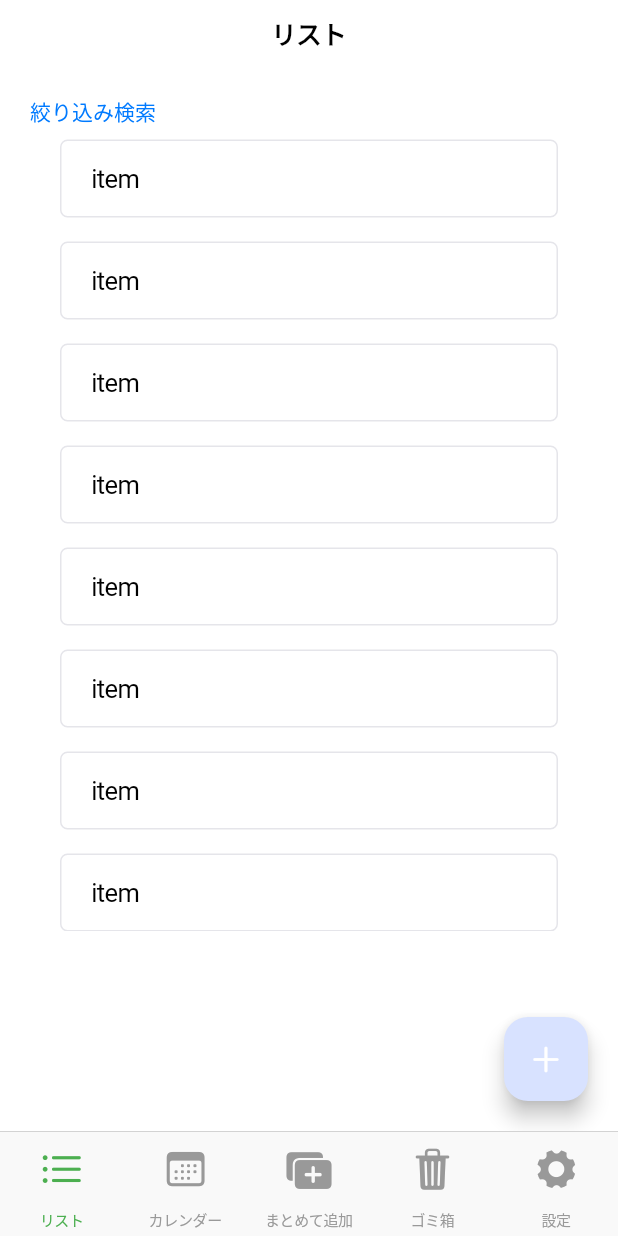
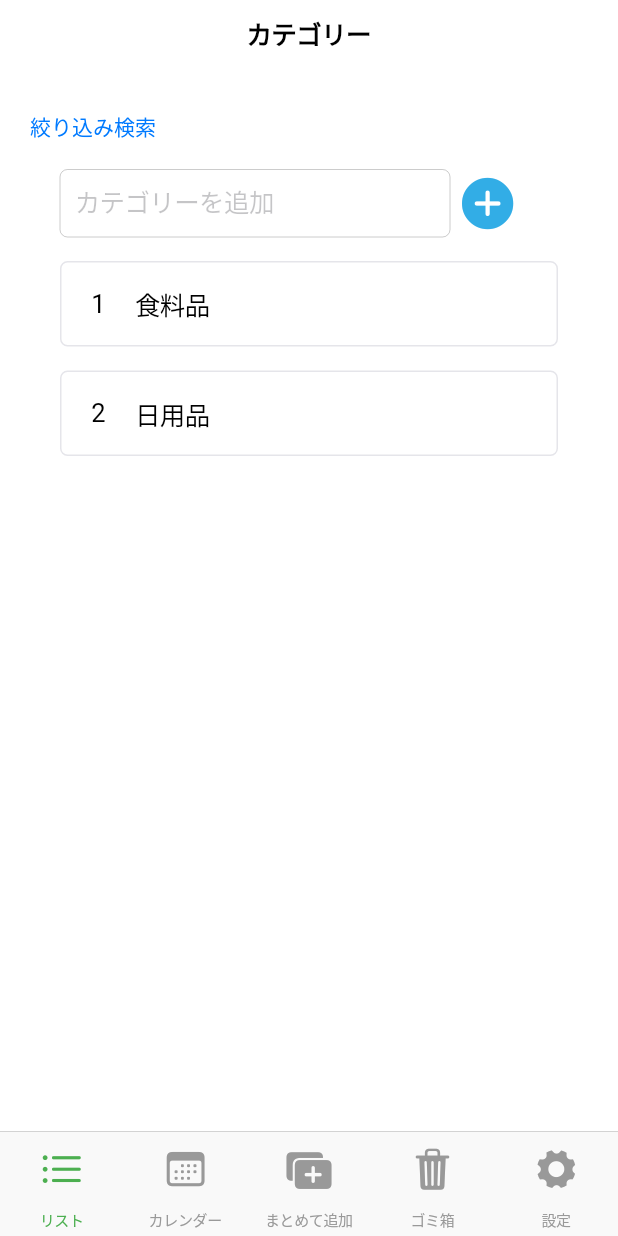
Before and after one commit to takumi3110/simpletodo, a Flutter app: the screen it shows after launch, on a phone screen of 412 x 824 dp. Run offline on Flutter 3.47's test engine with Material 3 defaults, Android fonts, the phone set to English and light mode, and no system bars.

Commit message:
add: category list

```diff
--- /dev/null
+++ b/lib/model/category.dart
@@ -0,0 +1,9 @@
+class Category {
+  String id;
+  String name;
+
+  Category({
+    this.id = '',
+    required this.name
+});
+}
--- a/lib/view/calendar/calendar_page.dart
+++ b/lib/view/calendar/calendar_page.dart
@@ -10,6 +10,6 @@ class CalendarPage extends StatefulWidget {
 class _CalendarPageState extends State<CalendarPage> {
   @override
   Widget build(BuildContext context) {
-    return CupertinoPageScaffold(child: Center(child: const Text('calendar page')));
+    return const CupertinoPageScaffold(child: Center(child: Text('calendar page')));
   }
 }
--- /dev/null
+++ b/lib/view/category/category_page.dart
@@ -0,0 +1,120 @@
+import 'package:flutter/cupertino.dart';
+import 'package:flutter/gestures.dart';
+import 'package:simpletodo/model/category.dart';
+import 'package:simpletodo/view/list/list_page.dart';
+
+class CategoryPage extends StatefulWidget {
+  const CategoryPage({super.key});
+
+  @override
+  State<CategoryPage> createState() => _CategoryPageState();
+}
+
+class _CategoryPageState extends State<CategoryPage> {
+  TextEditingController categoryController = TextEditingController();
+
+  List<Category> categoryList = [
+    Category(
+      id: '1',
+      name: '食料品'
+    ),
+    Category(
+      id: '2',
+        name: '日用品'
+    )
+  ];
+
+  @override
+  Widget build(BuildContext context) {
+    return CupertinoPageScaffold(
+      navigationBar: const CupertinoNavigationBar(
+        middle: Text('カテゴリー'),
+      ),
+        child: SafeArea(
+            child: Padding(
+              padding: const EdgeInsets.all(20.0),
+              child: Stack(
+                children: [
+                  Column(
+                    children: [
+                      Padding(
+                        padding: const EdgeInsets.symmetric(vertical: 10.0),
+                        child: Align(
+                            alignment: Alignment.centerLeft,
+                            child: RichText(
+                              text: TextSpan(
+                                  text: '絞り込み検索',
+                                  style: const TextStyle(fontSize: 14, color: CupertinoColors.link),
+                                  recognizer: TapGestureRecognizer()
+                                    ..onTap = () {
+                                      debugPrint('search');
+                                    }),
+                            )),
+                      ),
+                      Padding(
+                        padding: const EdgeInsets.symmetric(vertical: 8.0, horizontal: 20),
+                        child: Row(
+                          mainAxisAlignment: MainAxisAlignment.start,
+                          children: [
+                            SizedBox(
+                              width: 260,
+                              child: CupertinoTextField(
+                                controller: categoryController,
+                                padding: const EdgeInsets.all(10),
+                                placeholder:'カテゴリーを追加',
+                              ),
+                            ),
+                            const SizedBox(width: 5,),
+                            GestureDetector(
+                                onTap: () {
+                                  if (categoryController.text.isNotEmpty) {
+                                    debugPrint(categoryController.text);
+                                  }
+                                },
+                                child: const Icon(
+                                  CupertinoIcons.add_circled_solid,
+                                  size: 40,
+                                  color: CupertinoColors.systemCyan,
+                                )
+                            )
+                          ],
+                        ),
+                      ),
+
+                      SizedBox(
+                        height: MediaQuery.sizeOf(context).height * 0.55,
+                        child: ListView.builder(
+                          itemCount: categoryList.length,
+                          itemBuilder: (builder, index) {
+                            return Padding(
+                              padding: const EdgeInsets.symmetric(vertical: 8.0, horizontal: 20.0),
+                              child: GestureDetector(
+                                onTap: () {
+                                  Navigator.push(context, CupertinoPageRoute(builder: (context) => ListPage(category: categoryList[index],)));
+                                },
+                                child: Container(
+                                  padding: const EdgeInsets.symmetric(vertical: 15.0, horizontal: 20.0),
+                                  decoration: BoxDecoration(
+                                    border: Border.all(color: CupertinoColors.lightBackgroundGray),
+                                    borderRadius: BorderRadius.circular(5),
+                                  ),
+                                  child: Row(
+                                    children: [
+                                      Text('${index + 1}'),
+                                      const SizedBox(width: 20,),
+                                      Text(categoryList[index].name),
+                                    ],
+                                  ),
+                                ),
+                              ),
+                            );
+                          },
+                        ),
+                      ),
+                    ],
+                  ),
+                ],
+              ),
+            )));
+  }
+}
--- a/lib/view/list/list_page.dart
+++ b/lib/view/list/list_page.dart
@@ -2,16 +2,17 @@ import 'package:flutter/cupertino.dart';
 import 'package:flutter/gestures.dart';
 import 'package:flutter/material.dart';
 import 'package:flutter/widgets.dart';
+import 'package:simpletodo/model/category.dart';
 
 class ListPage extends StatefulWidget {
-  const ListPage({super.key});
+  final Category category;
+  const ListPage({super.key, required this.category});
 
   @override
   State<ListPage> createState() => _ListPageState();
 }
 
 class _ListPageState extends State<ListPage> {
-  TextEditingController categoryController = TextEditingController();
   TextEditingController nameController = TextEditingController();
   TextEditingController shopController = TextEditingController();
   TextEditingController priorityController = TextEditingController();
@@ -19,9 +20,12 @@ class _ListPageState extends State<ListPage> {
 
   List<Map<String, dynamic>> createList = [];
 
+  Category? _category;
+
   @override
   void initState() {
     super.initState();
+    _category = widget.category;
     createList.addAll([
       {'keyboardType': TextInputType.text, 'controller': nameController, 'label': '商品名'},
       {'keyboardType': TextInputType.text, 'controller': shopController, 'label': '購入店舗'},
@@ -32,8 +36,8 @@ class _ListPageState extends State<ListPage> {
   @override
   Widget build(BuildContext context) {
     return CupertinoPageScaffold(
-        navigationBar: const CupertinoNavigationBar(
-          middle: Text('リスト'),
+        navigationBar: CupertinoNavigationBar(
+          middle: Text(_category != null ? _category!.name: 'アイテムリスト'),
         ),
         child: SafeArea(
           child: Padding(
@@ -163,7 +167,7 @@ class _ListPageState extends State<ListPage> {
               Align(
                 alignment: Alignment.bottomRight,
                 child: FloatingActionButton(
-                  // backgroundColor: Colors.green,
+                  backgroundColor: CupertinoColors.systemCyan,
                   onPressed: () {
                     showCupertinoModalPopup(
                         // barrierDismissible: true,
--- a/lib/view/screen.dart
+++ b/lib/view/screen.dart
@@ -1,8 +1,7 @@
 import 'package:flutter/cupertino.dart';
 import 'package:flutter/material.dart';
-import 'package:simpletodo/utils/widget_utils.dart';
 import 'package:simpletodo/view/calendar/calendar_page.dart';
-import 'package:simpletodo/view/list/list_page.dart';
+import 'package:simpletodo/view/category/category_page.dart';
 
 class Screen extends StatefulWidget {
   const Screen({super.key});
@@ -15,7 +14,8 @@ class _ScreenState extends State<Screen> with WidgetsBindingObserver {
   int selectedIndex = 0;
   final _controller = CupertinoTabController();
   static List<Widget> pageList = [
-    const ListPage(),
+    // const ListPage(),
+    const CategoryPage(),
     const CalendarPage(),
     const Center(child: Text('まとめて追加')),
     const Center(child: Text('ゴミ箱')),
```
